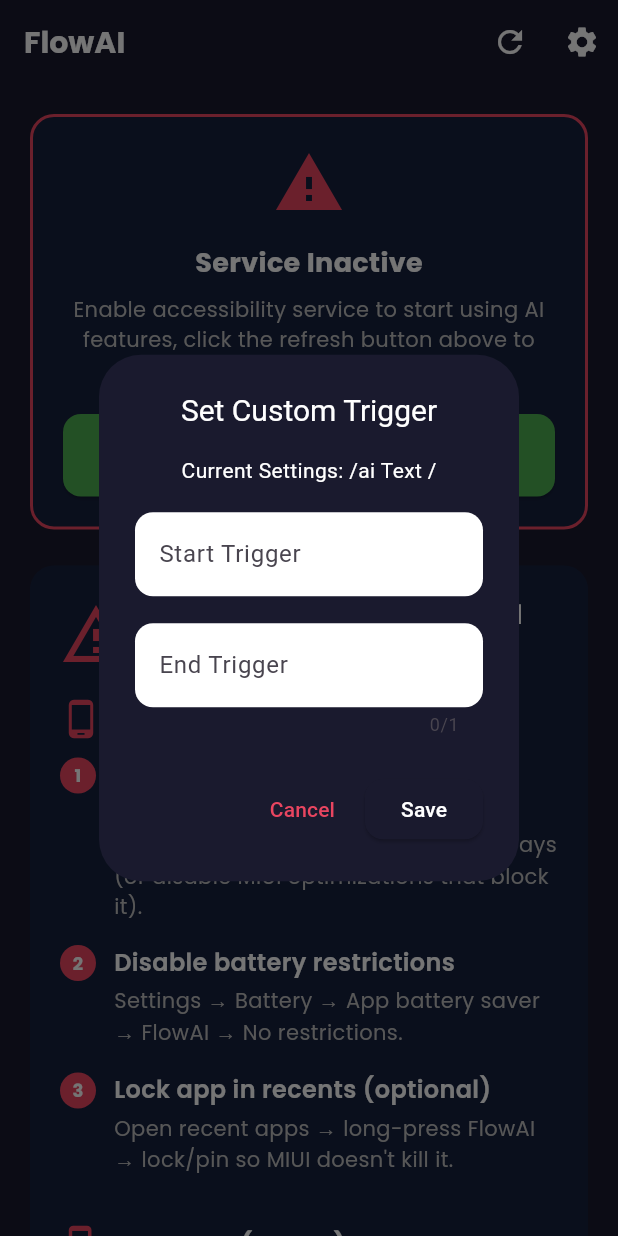
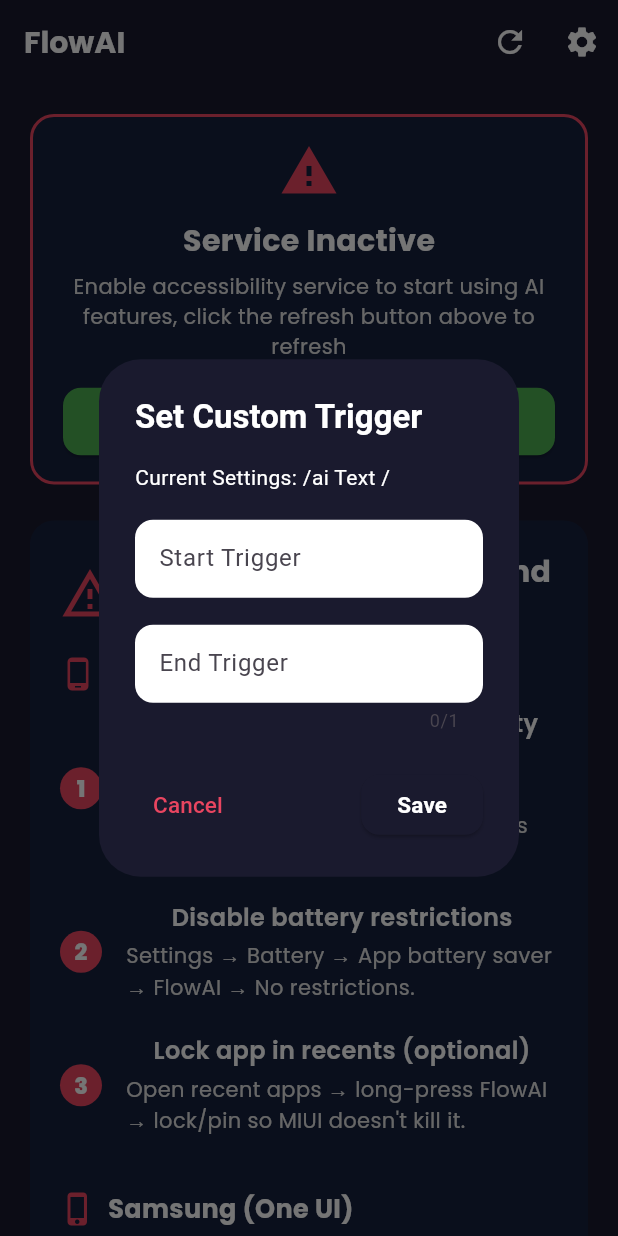
Before and after one commit to MohamedAlkindi/FlowAI, a Flutter app: the HomeScreen screen opened directly, after a tap on the "settings" icon, on a phone screen of 412 x 824 dp. Run offline on Flutter 3.47's test engine with Material 3 defaults, Android fonts, the phone set to English and light mode, and no system bars; our stand-ins replace device_info_plus, flutter_bloc, google_fonts, shared_preferences, supabase_flutter; accounts and stored records are empty.

Commit message:
Widgets refinements

```diff
--- a/lib/screens/home_screen/widgets/instruction_step.dart
+++ b/lib/screens/home_screen/widgets/instruction_step.dart
@@ -3,32 +3,32 @@ import 'package:google_fonts/google_fonts.dart';
 
 Widget buildInstructionStep(String number, String title, String description) {
   return Padding(
-    padding: const EdgeInsets.only(bottom: 16),
+    padding: const EdgeInsets.only(bottom: 20),
     child: Row(
-      crossAxisAlignment: CrossAxisAlignment.start,
+      mainAxisSize: MainAxisSize.min,
       children: [
         Container(
-          width: 24,
-          height: 24,
+          width: 28,
+          height: 28,
           decoration: BoxDecoration(
             color: const Color(0xFFE94560),
-            borderRadius: BorderRadius.circular(12),
+            borderRadius: BorderRadius.circular(14),
           ),
           child: Center(
             child: Text(
               number,
               style: GoogleFonts.poppins(
-                fontSize: 12,
-                fontWeight: FontWeight.bold,
+                fontSize: 15,
+                fontWeight: FontWeight.w800,
                 color: Colors.white,
               ),
             ),
           ),
         ),
-        const SizedBox(width: 12),
+        const SizedBox(width: 16),
         Expanded(
           child: Column(
-            crossAxisAlignment: CrossAxisAlignment.start,
+            // crossAxisAlignment: CrossAxisAlignment.start,
             children: [
               Text(
                 title,
@@ -43,7 +43,7 @@ Widget buildInstructionStep(String number, String title, String description) {
                 description,
                 style: GoogleFonts.poppins(
                   fontSize: 14,
-                  color: Colors.grey[400],
+                  color: Colors.grey[300],
                 ),
               ),
             ],
--- a/lib/screens/home_screen/widgets/instructions_card.dart
+++ b/lib/screens/home_screen/widgets/instructions_card.dart
@@ -16,19 +16,20 @@ Widget buildInstructionsCard({required AppLocalizations t}) {
       children: [
         Row(
           children: [
-            const Icon(Icons.help_outline, color: Color(0xFFE94560), size: 48),
+            const Icon(Icons.help_outline,
+                color: Color(0xFFE94560), size: 40), // Reduced from 48
             const SizedBox(width: 12),
             Text(
               t.t('how_to_use'),
               style: GoogleFonts.poppins(
-                fontSize: 18,
+                fontSize: 20, // Increased from 18
                 fontWeight: FontWeight.bold,
                 color: Colors.white,
               ),
             ),
           ],
         ),
-        const SizedBox(height: 16),
+        const SizedBox(height: 12), // Reduced from 16
         buildInstructionStep(t.t('1'), t.t('step_1_t'), t.t('step_1_d')),
         buildInstructionStep(t.t('2'), t.t('step_2_t'), t.t('step_2_d')),
         buildInstructionStep(t.t('3'), t.t('step_3_t'), t.t('step_3_d')),
--- a/lib/screens/home_screen/widgets/oem_instructions_card.dart
+++ b/lib/screens/home_screen/widgets/oem_instructions_card.dart
@@ -20,19 +20,20 @@ Widget buildOemInstructionsCard({
     sections.addAll([
       Row(
         children: [
-          const Icon(Icons.phone_android, color: Color(0xFFE94560), size: 28),
+          const Icon(Icons.phone_android,
+              color: Color(0xFFE94560), size: 24), // Reduced from 28
           const SizedBox(width: 8),
           Text(
             t.t('xiaomi_heading'),
             style: GoogleFonts.poppins(
-              fontSize: 16,
+              fontSize: 17, // Increased from 16
               fontWeight: FontWeight.w700,
               color: Colors.white,
             ),
           ),
         ],
       ),
-      const SizedBox(height: 12),
+      const SizedBox(height: 10), // Reduced from 12
       buildInstructionStep(
           t.t('1'), t.t('xiaomi_step_1_t'), t.t('xiaomi_step_1_d')),
       buildInstructionStep(
@@ -47,19 +48,20 @@ Widget buildOemInstructionsCard({
     sections.addAll([
       Row(
         children: [
-          const Icon(Icons.phone_iphone, color: Color(0xFFE94560), size: 28),
+          const Icon(Icons.phone_iphone,
+              color: Color(0xFFE94560), size: 24), // Reduced from 28
           const SizedBox(width: 8),
           Text(
             t.t('samsung_heading'),
             style: GoogleFonts.poppins(
-              fontSize: 16,
+              fontSize: 17, // Increased from 16
               fontWeight: FontWeight.w700,
               color: Colors.white,
             ),
           ),
         ],
       ),
-      const SizedBox(height: 12),
+      const SizedBox(height: 10), // Reduced from 12
       buildInstructionStep(
           t.t('1'), t.t('samsung_step_1_t'), t.t('samsung_step_1_d')),
       buildInstructionStep(
@@ -86,13 +88,13 @@ Widget buildOemInstructionsCard({
         Row(
           children: [
             const Icon(Icons.warning_amber_outlined,
-                color: Color(0xFFE94560), size: 48),
+                color: Color(0xFFE94560), size: 40), // Reduced from 48
             const SizedBox(width: 12),
             Expanded(
               child: Text(
                 t.t('oem_card_title'),
                 style: GoogleFonts.poppins(
-                  fontSize: 18,
+                  fontSize: 20, // Increased from 18
                   fontWeight: FontWeight.bold,
                   color: Colors.white,
                 ),
@@ -100,7 +102,7 @@ Widget buildOemInstructionsCard({
             ),
           ],
         ),
-        const SizedBox(height: 16),
+        const SizedBox(height: 12), // Reduced from 16
         ...sections,
         if (showAll) ...[
           const SizedBox(height: 8),
@@ -108,7 +110,7 @@ Widget buildOemInstructionsCard({
             t.t('oem_unknown_hint'),
             style: GoogleFonts.poppins(
               fontSize: 13,
-              color: Colors.grey[400],
+              color: Colors.grey,
             ),
           ),
         ],
--- a/lib/screens/home_screen/widgets/status_card.dart
+++ b/lib/screens/home_screen/widgets/status_card.dart
@@ -12,7 +12,7 @@ Widget buildStatusCard({
 }) {
   return Container(
     width: double.infinity,
-    padding: const EdgeInsets.all(20),
+    padding: const EdgeInsets.symmetric(horizontal: 20, vertical: 16),
     decoration: BoxDecoration(
       color: const Color(0xFF16213E),
       borderRadius: BorderRadius.circular(16),
@@ -27,32 +27,32 @@ Widget buildStatusCard({
       children: [
         Icon(
           isAccessibilityEnabled ? Icons.check_circle : Icons.warning,
-          size: 48,
+          size: 40, // Reduced from 48
           color: isAccessibilityEnabled
               ? const Color(0xFF4CAF50)
               : const Color(0xFFE94560),
         ),
-        const SizedBox(height: 16),
+        const SizedBox(height: 12), // Reduced from 16
         Text(
           isAccessibilityEnabled
               ? t.t('status_active')
               : t.t('status_inactive'),
           style: GoogleFonts.poppins(
-            fontSize: 18,
+            fontSize: 20, // Increased for better hierarchy
             fontWeight: FontWeight.bold,
             color: Colors.white,
           ),
         ),
-        const SizedBox(height: 8),
+        const SizedBox(height: 6), // Reduced from 8
         Text(
           isAccessibilityEnabled ? t.t('status_ready') : t.t('status_enable'),
           style: GoogleFonts.poppins(
             fontSize: 14,
-            color: Colors.grey[400],
+            color: Colors.grey[300], // Slightly lighter for better contrast
           ),
           textAlign: TextAlign.center,
         ),
-        const SizedBox(height: 20),
+        const SizedBox(height: 16), // Reduced from 20
         SizedBox(
           width: double.infinity,
           child: ElevatedButton(
@@ -83,14 +83,15 @@ Widget buildStatusCard({
               shape: RoundedRectangleBorder(
                 borderRadius: BorderRadius.circular(12),
               ),
-              padding: const EdgeInsets.symmetric(vertical: 16),
+              padding:
+                  const EdgeInsets.symmetric(vertical: 12), // Reduced from 16
             ),
             child: Text(
               isAccessibilityEnabled
                   ? t.t('manage_in_settings')
                   : t.t('enable_service'),
               style: GoogleFonts.poppins(
-                fontSize: 16,
+                fontSize: 15, // Slightly reduced for button
                 fontWeight: FontWeight.w600,
               ),
             ),
--- a/lib/screens/home_screen/widgets/trigger_popup.dart
+++ b/lib/screens/home_screen/widgets/trigger_popup.dart
@@ -44,28 +44,35 @@ class _TriggerPopupState extends State<TriggerPopup> {
     var homeScreenCubit = context.read<HomeScreenCubit>();
     return AlertDialog(
       backgroundColor: const Color(0xFF1A1A2E),
-      title: Center(
+      title: Align(
+        alignment: Alignment.centerLeft,
         child: Text(
           t.t("setCustomTrigger"),
-          style: TextStyle(
-            fontSize: 20,
+          style: const TextStyle(
+            fontSize: 22, // Slightly larger
+            fontWeight: FontWeight.bold,
             color: Colors.white,
           ),
         ),
       ),
-      content: Column(
+      content: SingleChildScrollView(
+        child: Column(
           mainAxisSize: MainAxisSize.min,
+          crossAxisAlignment: CrossAxisAlignment.stretch,
           children: [
             Text(
               "${t.t("currentSettings")}: ${widget.currentStart} ${t.t("text")} ${widget.currentEnd}",
-            style: TextStyle(
+              style: const TextStyle(
                 color: Colors.white,
               ),
             ),
             const SizedBox(height: 18),
             TextField(
               controller: _startController,
+              style: const TextStyle(fontSize: 16),
               decoration: InputDecoration(
+                contentPadding:
+                    const EdgeInsets.symmetric(vertical: 14, horizontal: 12),
                 fillColor: Colors.white,
                 labelText: t.t("startTrigger"),
                 floatingLabelBehavior: FloatingLabelBehavior.never,
@@ -77,7 +84,10 @@ class _TriggerPopupState extends State<TriggerPopup> {
               maxLength: 1,
               maxLengthEnforcement: MaxLengthEnforcement.enforced,
               controller: _endController,
+              style: const TextStyle(fontSize: 16),
               decoration: InputDecoration(
+                contentPadding:
+                    const EdgeInsets.symmetric(vertical: 14, horizontal: 12),
                 fillColor: Colors.white,
                 labelText: t.t("endTrigger"),
                 floatingLabelBehavior: FloatingLabelBehavior.never,
@@ -86,14 +96,22 @@ class _TriggerPopupState extends State<TriggerPopup> {
             ),
           ],
         ),
+      ),
       actions: [
+        Row(
+          mainAxisAlignment: MainAxisAlignment.spaceBetween,
+          children: [
             TextButton(
               onPressed: () => Navigator.pop(context),
-          child: Text(t.t("cancel")),
+              child: Text(
+                t.t("cancel"),
+                style: const TextStyle(fontSize: 15),
+              ),
             ),
             ElevatedButton(
               style: ButtonStyle(
-            backgroundColor: WidgetStateProperty.all(const Color(0xFF1A1A2E)),
+                backgroundColor:
+                    WidgetStateProperty.all(const Color(0xFF1A1A2E)),
               ),
               onPressed: () async {
                 final start = _startController.text.trim();
@@ -119,7 +137,13 @@ class _TriggerPopupState extends State<TriggerPopup> {
                   Navigator.pop(context);
                 }
               },
-          child: Text(t.t("save")),
+              child: Text(
+                t.t("save"),
+                style:
+                    const TextStyle(fontSize: 15, fontWeight: FontWeight.w600),
+              ),
+            ),
+          ],
         ),
       ],
     );
--- a/lib/screens/home_screen/widgets/troubleshooting_card.dart
+++ b/lib/screens/home_screen/widgets/troubleshooting_card.dart
@@ -17,13 +17,13 @@ Widget buildTroubleshootingCard({required AppLocalizations t}) {
         Row(
           children: [
             const Icon(Icons.build_outlined,
-                color: Color(0xFFE94560), size: 48),
+                color: Color(0xFFE94560), size: 40), // Reduced from 48
             const SizedBox(width: 12),
             Expanded(
               child: Text(
                 t.t('troubleshooting_title'),
                 style: GoogleFonts.poppins(
-                  fontSize: 18,
+                  fontSize: 20, // Increased from 18
                   fontWeight: FontWeight.bold,
                   color: Colors.white,
                 ),
@@ -31,7 +31,7 @@ Widget buildTroubleshootingCard({required AppLocalizations t}) {
             ),
           ],
         ),
-        const SizedBox(height: 16),
+        const SizedBox(height: 12), // Reduced from 16
         buildInstructionStep(
             t.t('1'), t.t('ts_issue_1_t'), t.t('ts_issue_1_d')),
         buildInstructionStep(
```
Lines whose indentation alone changed are shown as unchanged.
